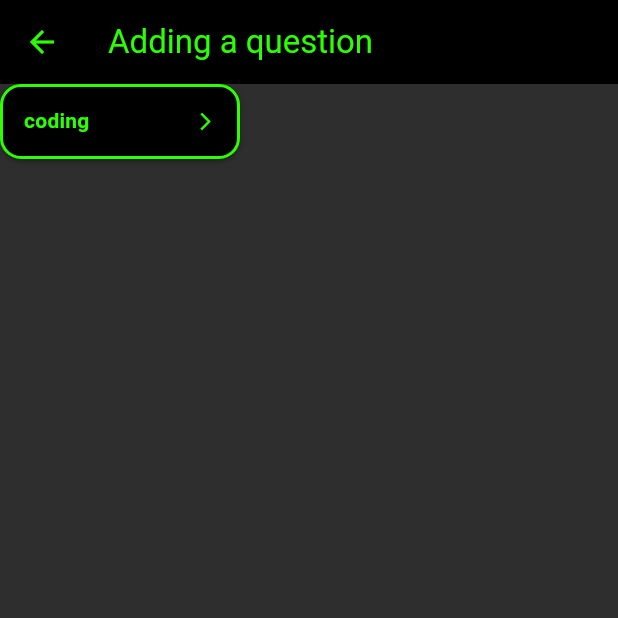
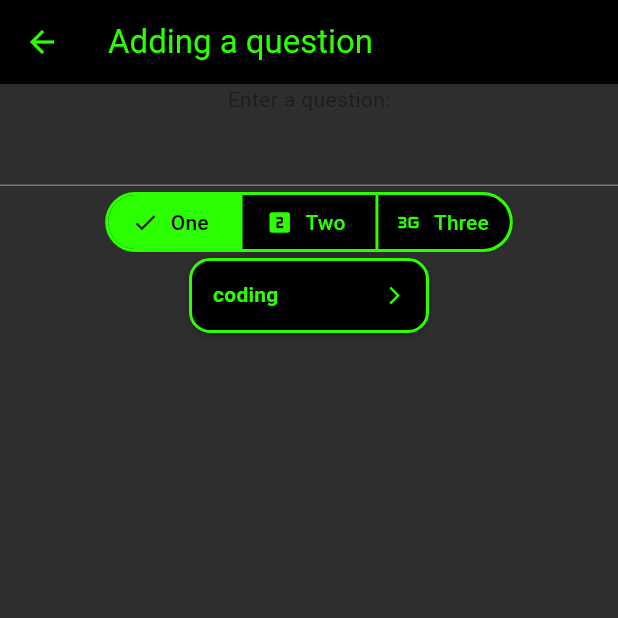
Before and after one commit to De4nWhit3/flutter_task15, a Flutter app: the AddQuestionScreen screen opened by its route, on a phone screen of 412 x 824 dp, the top half of it. Run offline on Flutter 3.47's test engine with Material 2 defaults, Android fonts, the phone set to English and light mode, and no system bars; drawn by our look-alikes of dropdown_button2; our stand-ins replace flutter_staggered_animations.

Commit message:
added SegmentedButton

```diff
--- a/lib/main.dart
+++ b/lib/main.dart
@@ -243,9 +243,7 @@
 }
 
 class _AddQuestionScreenState extends State<AddQuestionScreen> {
-  List<String> items = Question.availableCategories.keys.toList();
-  String selectedValue = Question.availableCategories.keys.toList().first;
-
+  final _formKey = GlobalKey<FormState>();
   @override
   Widget build(BuildContext context) {
     return Scaffold(
@@ -260,7 +258,125 @@
               ),
         ),
       ),
-      body: DropdownButtonHideUnderline(
+      body: Form(
+        key: _formKey,
+        child: Column(
+          children: [
+            const Text('Enter a question:'),
+            TextFormField(
+              validator: (value) {
+                if (value == null || value.isEmpty) {
+                  return 'Please enter a value';
+                }
+                return null;
+              },
+            ),
+            const SingleChoiceWidget(),
+            const QuizDropdown(),
+          ],
+        ),
+      ),
+    );
+  }
+}
+
+enum Hints { one, two, three }
+
+class SingleChoiceWidget extends StatefulWidget {
+  const SingleChoiceWidget({super.key});
+
+  @override
+  State<SingleChoiceWidget> createState() => _SingleChoiceWidgetState();
+}
+
+class _SingleChoiceWidgetState extends State<SingleChoiceWidget> {
+  Hints hint = Hints.one;
+
+  @override
+  Widget build(BuildContext context) {
+    return SegmentedButton(
+      style: ButtonStyle(
+        side: MaterialStateBorderSide.resolveWith((Set<MaterialState> states) {
+          return const BorderSide(
+            color: limeGreen,
+            width: 2,
+          );
+        }),
+        foregroundColor: MaterialStateProperty.resolveWith<Color?>(
+          (Set<MaterialState> states) {
+            if (states.contains(MaterialState.pressed) ||
+                states.contains(MaterialState.selected)) {
+              return black;
+            }
+            return limeGreen;
+          },
+        ),
+        backgroundColor: MaterialStateProperty.resolveWith<Color?>(
+          (Set<MaterialState> states) {
+            if (states.contains(MaterialState.pressed) ||
+                states.contains(MaterialState.selected)) {
+              return limeGreen;
+            }
+            return black;
+          },
+        ),
+      ),
+      segments: const [
+        ButtonSegment<Hints>(
+          value: Hints.one,
+          label: Text(
+            "One",
+          ),
+          icon: Icon(
+            Icons.one_x_mobiledata,
+            color: limeGreen,
+          ),
+        ),
+        ButtonSegment<Hints>(
+          value: Hints.two,
+          label: Text(
+            "Two",
+          ),
+          icon: Icon(
+            Icons.looks_two,
+            color: limeGreen,
+          ),
+        ),
+        ButtonSegment(
+          value: Hints.three,
+          label: Text(
+            "Three",
+          ),
+          icon: Icon(
+            Icons.three_g_mobiledata,
+            color: limeGreen,
+          ),
+        ),
+      ],
+      selected: <Hints>{hint},
+      onSelectionChanged: (Set<Hints> newSelection) {
+        setState(() {
+          hint = newSelection.first;
+        });
+      },
+    );
+  }
+}
+
+class QuizDropdown extends StatefulWidget {
+  const QuizDropdown({super.key});
+
+  @override
+  State<QuizDropdown> createState() => _QuizDropdownState();
+}
+
+class _QuizDropdownState extends State<QuizDropdown> {
+  List<String> items = Question.availableCategories.keys.toList();
+  String selectedValue = Question.availableCategories.keys.toList().first;
+
+  @override
+  Widget build(BuildContext context) {
+    return DropdownButtonHideUnderline(
       child: DropdownButton2(
         isExpanded: true,
         hint: const Row(
@@ -352,7 +468,6 @@
           padding: EdgeInsets.only(left: 14, right: 14),
         ),
       ),
-      ),
     );
   }
 }
```
Lines whose indentation alone changed are shown as unchanged.
